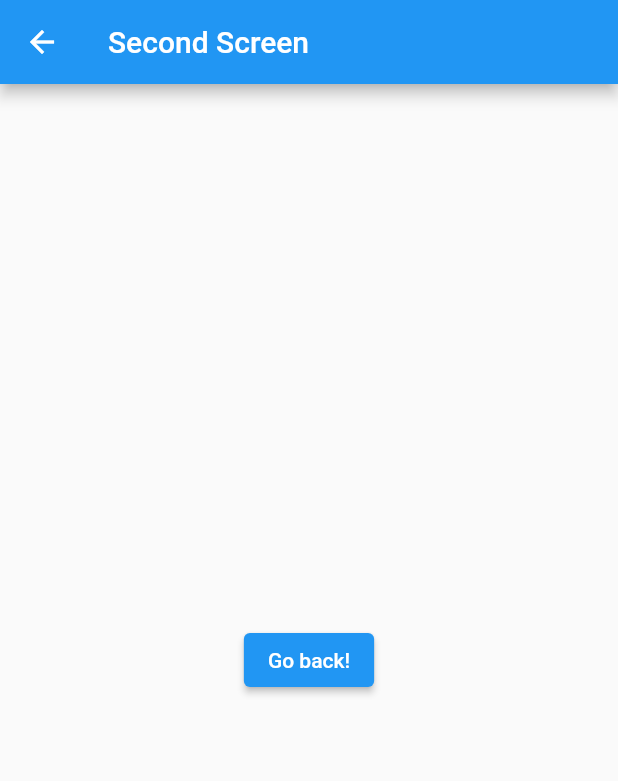
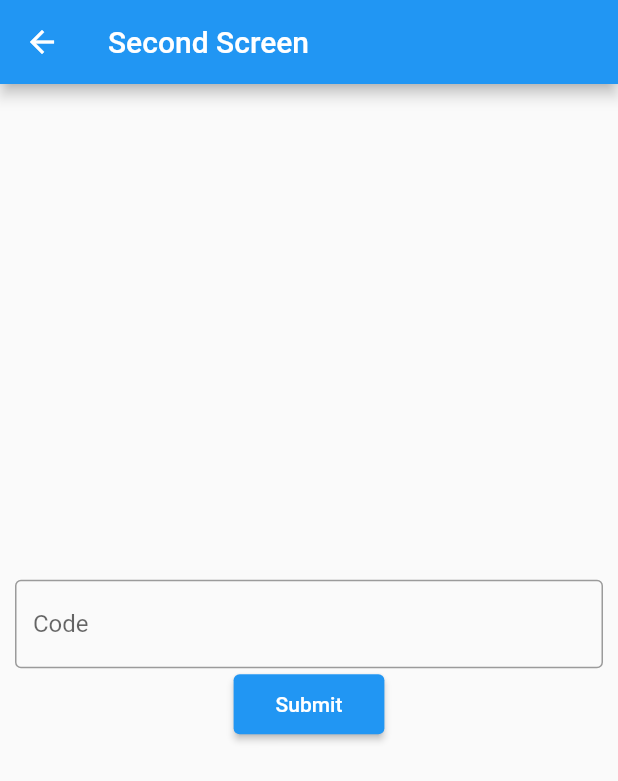
Before and after one commit to CicadaCinema/pret_app, a Flutter app: the SettingsScreen screen opened by its route, on a phone screen of 412 x 824 dp. Shown: the top 781 px of the screen. Run offline on Flutter 3.47's test engine with Material 2 defaults, Android fonts, the light colour scheme and no system bars; our stand-ins replace qr_flutter.

Commit message:
add main UI and routing

```diff
--- a/lib/settings_screen.dart
+++ b/lib/settings_screen.dart
@@ -6,21 +6,49 @@ class SettingsScreen extends StatefulWidget {
 }
 
 class _SettingsScreenState extends State<SettingsScreen> {
+  final _formKey = GlobalKey<FormState>();
+  late String _code;
+
   @override
   Widget build(BuildContext context) {
     return Scaffold(
       appBar: AppBar(
         title: Text("Second Screen"),
       ),
-      body: Center(
-        child: ElevatedButton(
-          onPressed: () {
-            // Navigate back to first screen when tapped.
-            // Navigate back to the first screen by popping the current route
-            // off the stack.
-            Navigator.pop(context);
-          },
-          child: Text('Go back!'),
+      body: Form(
+        key: _formKey,
+        child: Container(
+          padding: EdgeInsets.all(10),
+          child: Column(
+            children: [
+              Spacer(),
+              TextFormField(
+                validator: (value) {
+                  if (value == '') {
+                    return 'Cannot be empty';
+                  }
+                  _code = value!;
+                  return null;
+                },
+                decoration: InputDecoration(
+                  border: OutlineInputBorder(),
+                  labelText: 'Code',
+                ),
+              ),
+              ElevatedButton(
+                child: Padding(
+                  padding: EdgeInsets.all(12),
+                  child: Text('Submit'),
+                ),
+                onPressed: () {
+                  if (_formKey.currentState!.validate()) {
+                    print('Submit');
+                  }
+                },
+              ),
+              Spacer(),
+            ],
+          ),
         ),
       ),
     );
```
Also changed, not shown: lib/home_screen.dart (+18 -7 lines), pubspec.yaml (+7 -0 lines), pubspec.lock.
